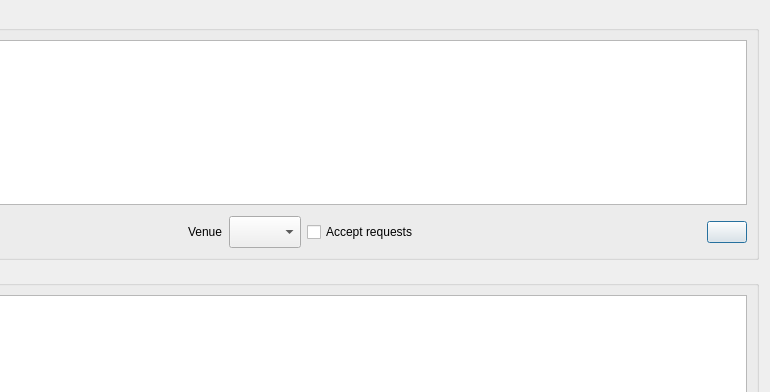
Above: OpenKJ/dlgrequests.ui from OpenKJ/OpenKJ before the change; both pictures show x 164 to 934 and y 0 to 392 of the 934 by 649 pixel window. Below: the same form after it.
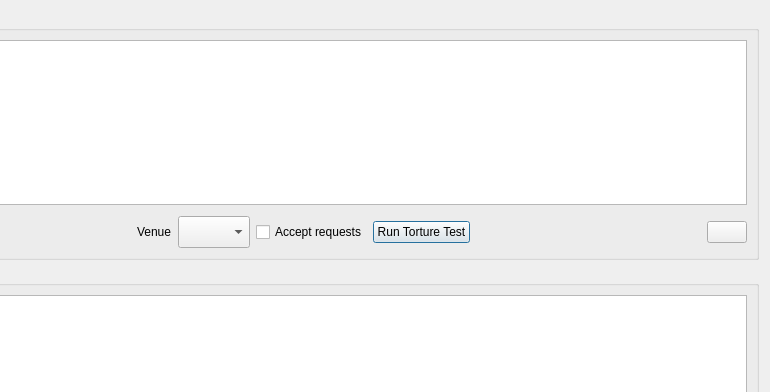
That is the form after the change. Icons and pictures are not drawn. Custom widgets are drawn as their Qt base class.

The edit to the form file:
```diff
--- a/OpenKJ/dlgrequests.ui
+++ b/OpenKJ/dlgrequests.ui
@@ -112,6 +112,13 @@
           </property>
          </widget>
         </item>
+        <item>
+         <widget class="QPushButton" name="pushButtonRunTortureTest">
+          <property name="text">
+           <string>Run Torture Test</string>
+          </property>
+         </widget>
+        </item>
         <item>
          <spacer name="horizontalSpacer_5">
           <property name="orientation">
```
Left out of the diff: 3 changed lines with no effect on the pictures.
